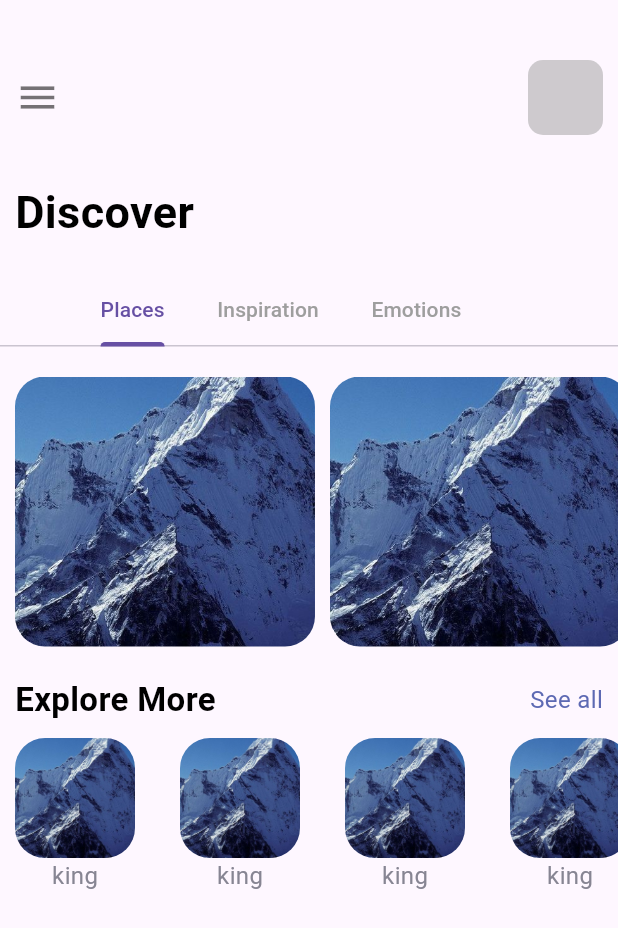
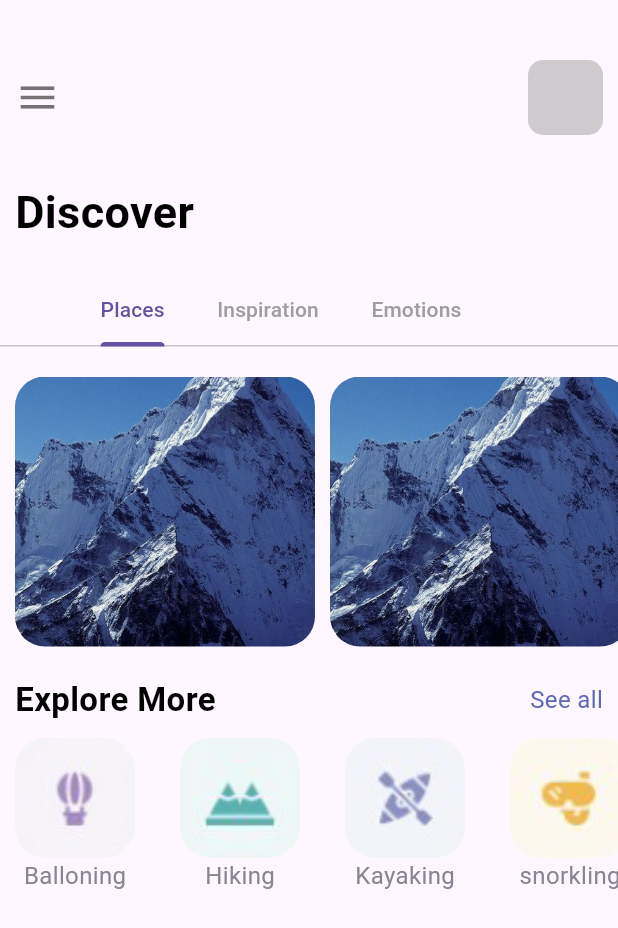
Before and after one commit to DsaRihan/-Flutter-Travel-App-, a Flutter app: the HomePage screen opened directly, on a phone screen of 412 x 824 dp. Shown: the top 928 px of the screen. Run offline on Flutter 3.47's test engine with Material 3 defaults, Android fonts, the phone set to English and light mode, and no system bars; our stand-ins replace bloc, equatable, flutter_bloc.

Commit message:
changes made in navPages folder

```diff
--- a/lib/pages/navPages/home_page.dart
+++ b/lib/pages/navPages/home_page.dart
@@ -11,6 +11,12 @@ class HomePage extends StatefulWidget {
 }
 
 class _HomePageState extends State<HomePage> with TickerProviderStateMixin{
+  var images={
+    "balloning.png":"Balloning",
+    "hiking.png":"Hiking",
+    "kayaking.png":"Kayaking",
+    "snorkling.png":"snorkling",
+  };
   @override
   Widget build(BuildContext context) {
     TabController _tabcontroller = TabController(length: 3, vsync: this);
@@ -118,13 +124,13 @@ class _HomePageState extends State<HomePage> with TickerProviderStateMixin{
                         decoration: BoxDecoration(
                           borderRadius: BorderRadius.circular(20),
                           color: Colors.white,
-                          image:const DecorationImage(image: AssetImage("img/mountain.jpeg"),
+                          image:DecorationImage(image: AssetImage("img/"+images.keys.elementAt(index)),
                           fit: BoxFit.cover
                           )
                         ),
                     ),
                     Container(
-                      child: Apptext(text: "king",color: AppColors.textColor2),
+                      child: Apptext(text: images.values.elementAt(index).toString(),color: AppColors.textColor2),
                     ),
                   ],
                 ),
```
